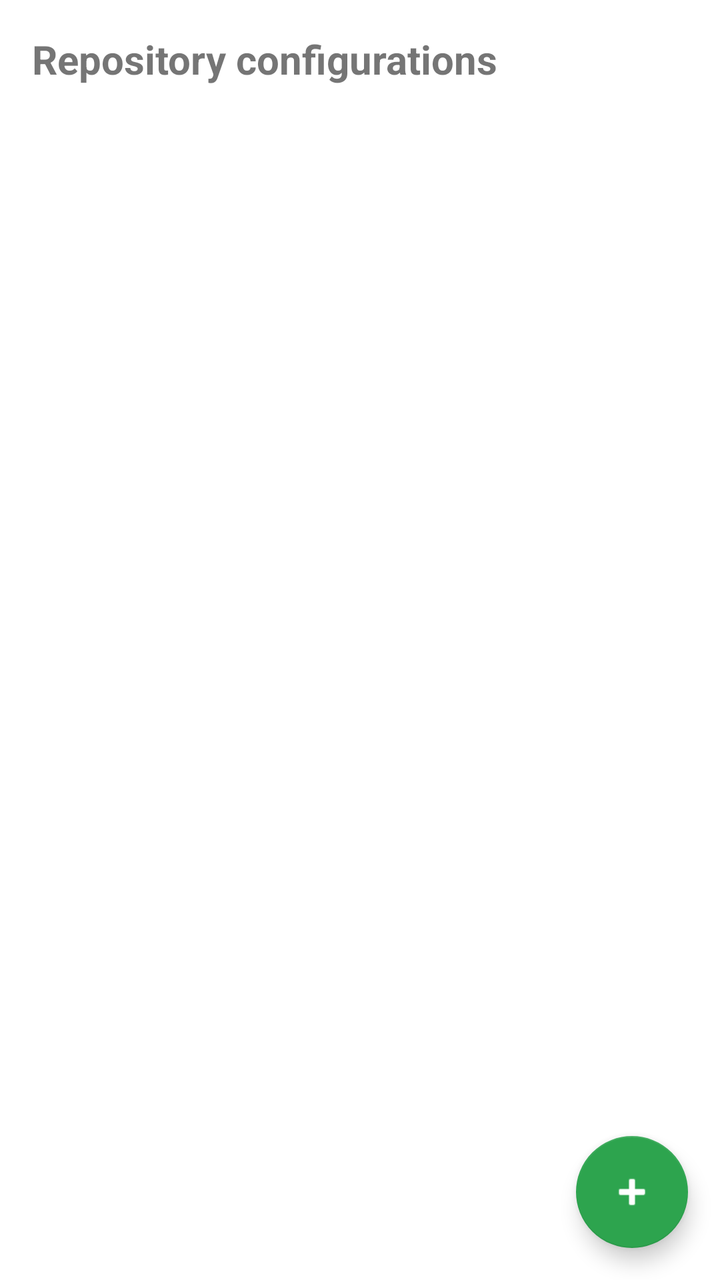
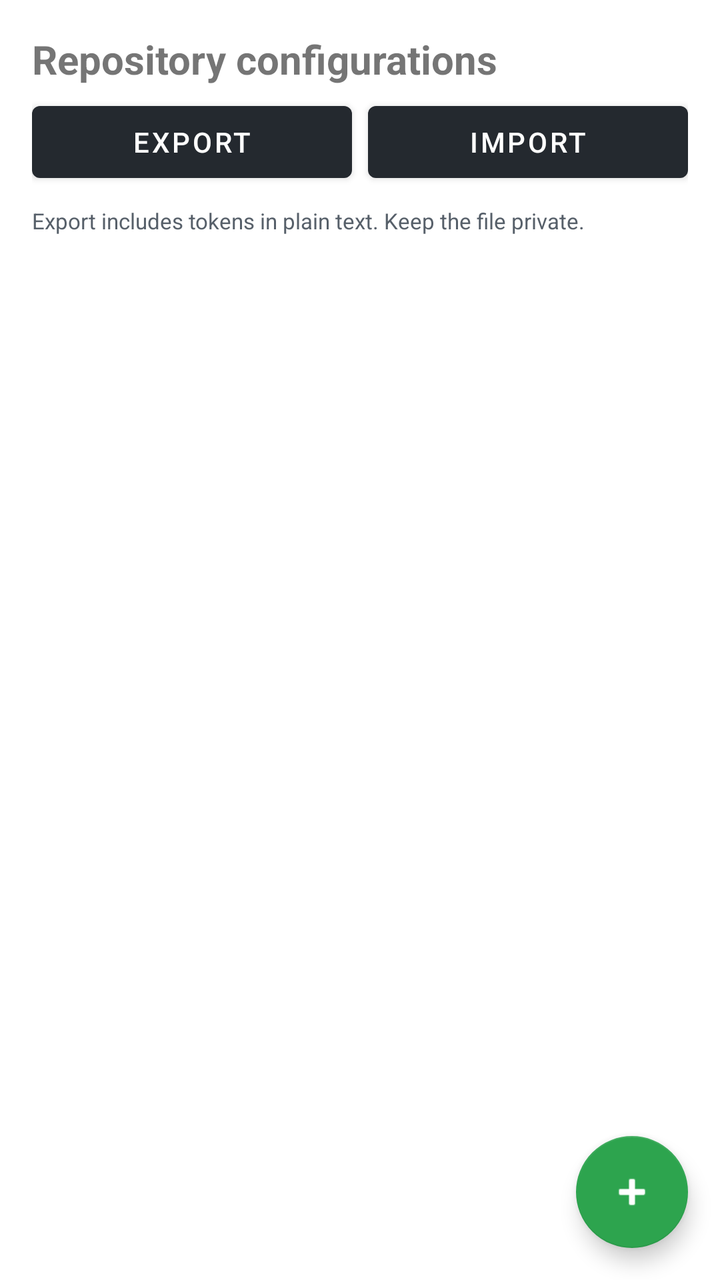

An Android layout rendered at two revisions. The XML below is the earlier revision; the diff shows what the commit changed to produce the second picture.
<!-- AndroidManifest.xml: application theme Theme.GitHubZipPusher -->
<!-- res/layout/activity_main.xml -->
<?xml version="1.0" encoding="utf-8"?>
<androidx.coordinatorlayout.widget.CoordinatorLayout
    xmlns:android="http://schemas.android.com/apk/res/android"
    xmlns:app="http://schemas.android.com/apk/res-auto"
    android:layout_width="match_parent"
    android:layout_height="match_parent">
    <LinearLayout
        android:layout_width="match_parent"
        android:layout_height="match_parent"
        android:orientation="vertical"
        android:padding="16dp">
        <TextView
            android:layout_width="match_parent"
            android:layout_height="wrap_content"
            android:text="@string/configs_title"
            android:textSize="20sp"
            android:textStyle="bold"
            android:paddingBottom="8dp" />
        <TextView
            android:id="@+id/emptyView"
            android:layout_width="match_parent"
            android:layout_height="wrap_content"
            android:text="@string/empty_configs"
            android:gravity="center"
            android:padding="32dp"
            android:visibility="gone" />
        <androidx.recyclerview.widget.RecyclerView
            android:id="@+id/configList"
            android:layout_width="match_parent"
            android:layout_height="0dp"
            android:layout_weight="1" />
    </LinearLayout>
    <com.google.android.material.floatingactionbutton.FloatingActionButton
        android:id="@+id/fabAdd"
        android:layout_width="wrap_content"
        android:layout_height="wrap_content"
        android:layout_gravity="bottom|end"
        android:layout_margin="16dp"
        android:contentDescription="@string/add_config"
        app:srcCompat="@android:drawable/ic_input_add" />
</androidx.coordinatorlayout.widget.CoordinatorLayout>
<!-- resources referenced by this layout -->
<resources>
  <string name="add_config">Add configuration</string>
  <string name="configs_title">Repository configurations</string>
  <string name="empty_configs">No configurations yet.\nTap + to add a repository.</string>
  <style name="Theme.GitHubZipPusher" parent="Theme.MaterialComponents.DayNight.DarkActionBar">
          <item name="colorPrimary">#24292F</item>
          <item name="colorPrimaryVariant">#1B1F23</item>
          <item name="colorOnPrimary">#FFFFFF</item>
          <item name="colorSecondary">#2DA44E</item>
          <item name="colorOnSecondary">#FFFFFF</item>
          <item name="android:statusBarColor">#1B1F23</item>
      </style>
</resources>

<!-- the commit's change to res/layout/activity_main.xml (unified diff, before → after) -->
@@ -15,6 +15,32 @@
             android:text="@string/configs_title"
             android:textSize="20sp"
             android:textStyle="bold"
+            android:paddingBottom="4dp" />
+        <LinearLayout
+            android:layout_width="match_parent"
+            android:layout_height="wrap_content"
+            android:orientation="horizontal"
+            android:paddingBottom="8dp">
+            <Button
+                android:id="@+id/btnExport"
+                android:layout_width="0dp"
+                android:layout_height="wrap_content"
+                android:layout_weight="1"
+                android:text="@string/export_configs" />
+            <Button
+                android:id="@+id/btnImport"
+                android:layout_width="0dp"
+                android:layout_height="wrap_content"
+                android:layout_weight="1"
+                android:layout_marginStart="8dp"
+                android:text="@string/import_configs" />
+        </LinearLayout>
+        <TextView
+            android:layout_width="match_parent"
+            android:layout_height="wrap_content"
+            android:text="@string/backup_warning"
+            android:textSize="11sp"
+            android:textColor="#57606A"
             android:paddingBottom="8dp" />
         <TextView
             android:id="@+id/emptyView"
<!-- resource entries referenced after the edit -->
@@ -1,8 +1,11 @@
 <!-- resources referenced by this layout -->
 <resources>
   <string name="add_config">Add configuration</string>
+  <string name="backup_warning">Export includes tokens in plain text. Keep the file private.</string>
   <string name="configs_title">Repository configurations</string>
   <string name="empty_configs">No configurations yet.\nTap + to add a repository.</string>
+  <string name="export_configs">Export</string>
+  <string name="import_configs">Import</string>
   <style name="Theme.GitHubZipPusher" parent="Theme.MaterialComponents.DayNight.DarkActionBar">
           <item name="colorPrimary">#24292F</item>
           <item name="colorPrimaryVariant">#1B1F23</item>
